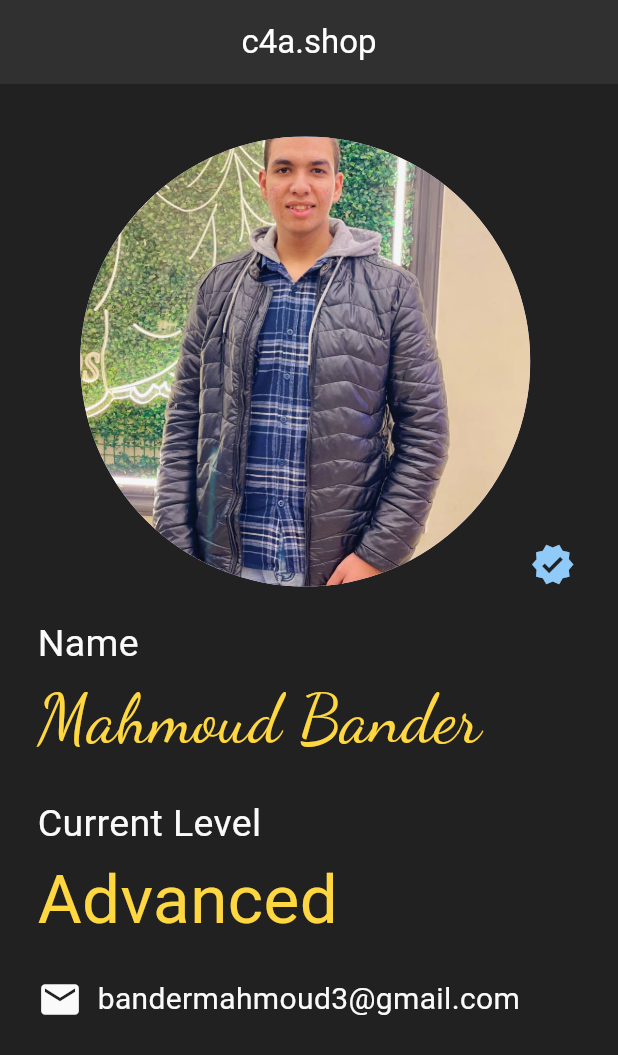
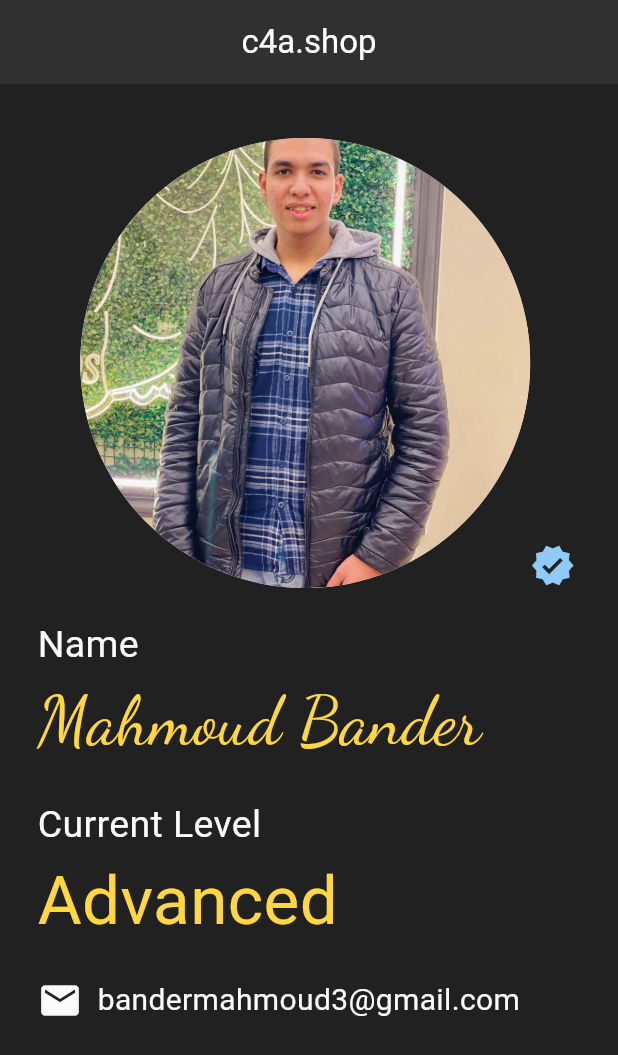
Before and after one commit to MahmoudBander/net_ninja, a Flutter app: the screen it shows after launch, on a phone screen of 412 x 824 dp. Shown: the top 1055 px of the screen. Run offline on Flutter 3.47's test engine with Material 3 defaults, Android fonts, the phone set to English and light mode, and no system bars.

Commit message:
Net Ninja

```diff
--- a/lib/main.dart
+++ b/lib/main.dart
@@ -44,7 +44,7 @@ class ninja extends StatelessWidget {
             children: [
               Center(
                 child: Container(
-                  margin: EdgeInsets.only(top: 35),
+                  margin: EdgeInsets.only(top: 36),
                   child: Row(
                     mainAxisAlignment: MainAxisAlignment.center,
                     crossAxisAlignment: CrossAxisAlignment.end,
```
